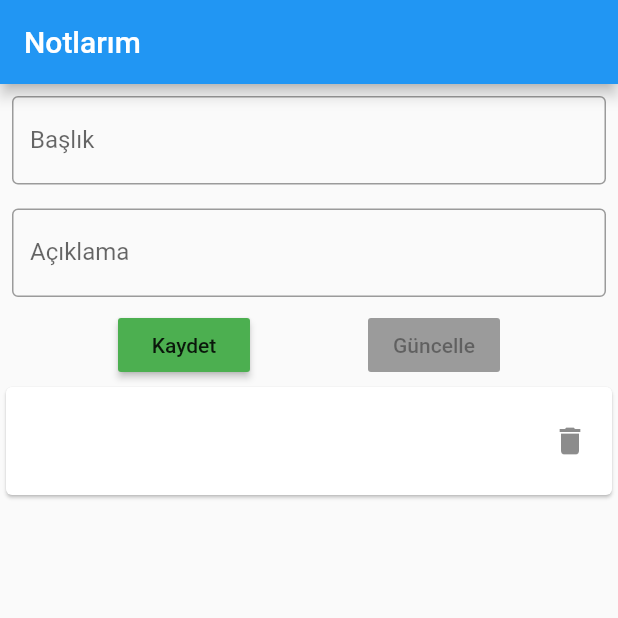
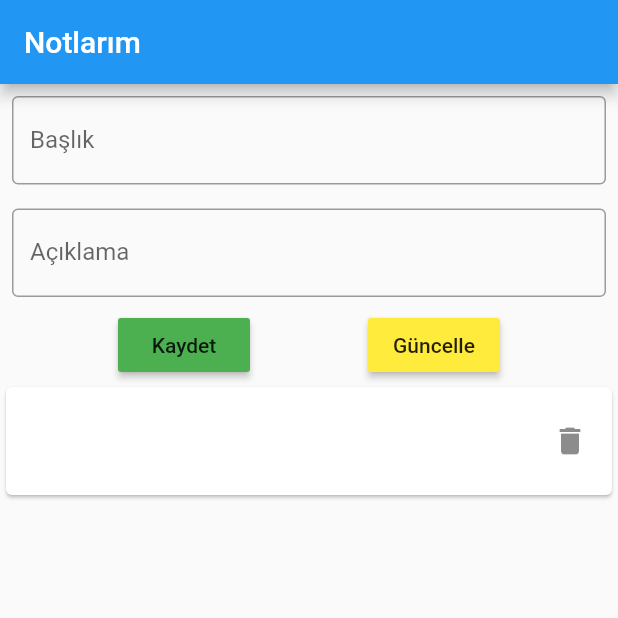
Before and after one commit to hasanalisiseci/sqflite-demo-flutter, a Flutter app: the screen it shows after launch, after a tap on "Kaydet", on a phone screen of 412 x 824 dp, the top half of it. Run offline on Flutter 3.47's test engine with Material 2 defaults, Android fonts, the phone set to English and light mode, and no system bars; our stand-ins replace sqflite; accounts and stored records are empty.

Commit message:
button widget edit

```diff
--- a/lib/screens/home_page.dart
+++ b/lib/screens/home_page.dart
@@ -48,8 +48,8 @@ class _HomePageState extends State<HomePage> {
           Row(
               mainAxisAlignment: MainAxisAlignment.spaceEvenly,
               children: <Widget>[
-                buildButton("Kaydet"),
-                buildButton("Güncelle")
+                buildButton("Kaydet", Colors.green, saveObject),
+                buildButton("Güncelle", Colors.yellow, updateObject)
               ]),
           Expanded(
               child: ListView.builder(
@@ -87,24 +87,44 @@ class _HomePageState extends State<HomePage> {
                 InputDecoration(labelText: str, border: OutlineInputBorder())));
   }
 
-  Widget buildButton(String str) {
+  Widget buildButton(String str, Color buttonColor, Function eventFunc) {
     return RaisedButton(
-        child: Text(str),
-        color: str == "Kaydet" ? Colors.green : Colors.yellow,
-        onPressed: str == "Kaydet"
-            ? () {
-                if (_formKey.currentState.validate()) {
-                  _addNote(Notes(_controllerTitle.text, _controllerDesc.text));
-                }
-              }
-            : clickedNoteID == null
-                ? null
-                : () {
-                    if (_formKey.currentState.validate()) {
-                      _uptadeNote(Notes.withID(clickedNoteID,
-                          _controllerTitle.text, _controllerDesc.text));
-                    }
-                  });
+      child: Text(str),
+      color: buttonColor,
+      onPressed: () {
+        eventFunc();
+      },
+    );
+  }
+
+  void updateObject() {
+    if (clickedNoteID != null) {
+      if (_formKey.currentState.validate()) {
+        _uptadeNote(Notes.withID(
+            clickedNoteID, _controllerTitle.text, _controllerDesc.text));
+      }
+    } else {
+      alert();
+    }
+  }
+
+  void saveObject() {
+    if (_formKey.currentState.validate()) {
+      _addNote(Notes(_controllerTitle.text, _controllerDesc.text));
+    }
+  }
+
+  void alert() {
+    AlertDialog alert = AlertDialog(
+      title: Text("SEÇİLİ NOT YOK!"),
+      content: Text("Lütfen bir not seçerek güncelleme işlemi yapınız!"),
+    );
+    showDialog(
+      context: context,
+      builder: (BuildContext context) {
+        return alert;
+      },
+    );
   }
 
   //Crud İşlemlerinin AraYüze Uygulanması
```
